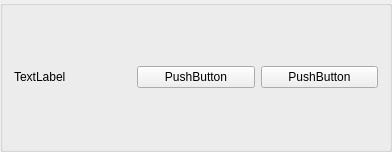
xukangmin/OpenSerialDAQ, file commandwidget.ui: the form before one commit.
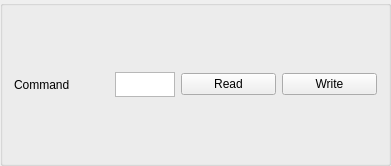
The form after the commit.

Diff of the .ui file:
```diff
--- a/commandwidget.ui
+++ b/commandwidget.ui
@@ -6,8 +6,8 @@
    <rect>
     <x>0</x>
     <y>0</y>
-    <width>392</width>
-    <height>152</height>
+    <width>391</width>
+    <height>166</height>
    </rect>
   </property>
   <property name="windowTitle">
@@ -17,23 +17,39 @@
    <item>
     <layout class="QHBoxLayout" name="horizontalLayout">
      <item>
-      <widget class="QLabel" name="label">
+      <widget class="QLabel" name="lblCmdName">
+       <property name="maximumSize">
+        <size>
+         <width>16777215</width>
+         <height>60</height>
+        </size>
+       </property>
        <property name="text">
-        <string>TextLabel</string>
+        <string>Command</string>
+       </property>
+      </widget>
+     </item>
+     <item>
+      <widget class="QTextEdit" name="textEdit">
+       <property name="maximumSize">
+        <size>
+         <width>60</width>
+         <height>25</height>
+        </size>
        </property>
       </widget>
      </item>
      <item>
       <widget class="QPushButton" name="pushButton">
        <property name="text">
-        <string>PushButton</string>
+        <string>Read</string>
        </property>
       </widget>
      </item>
      <item>
       <widget class="QPushButton" name="pushButton_2">
        <property name="text">
-        <string>PushButton</string>
+        <string>Write</string>
        </property>
       </widget>
      </item>
```
